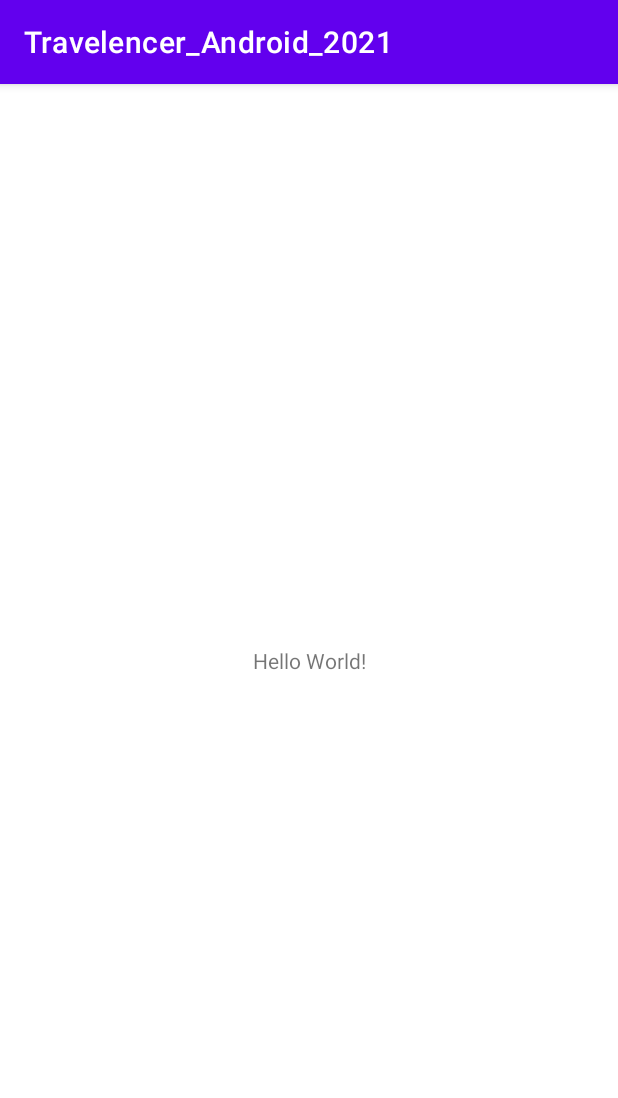
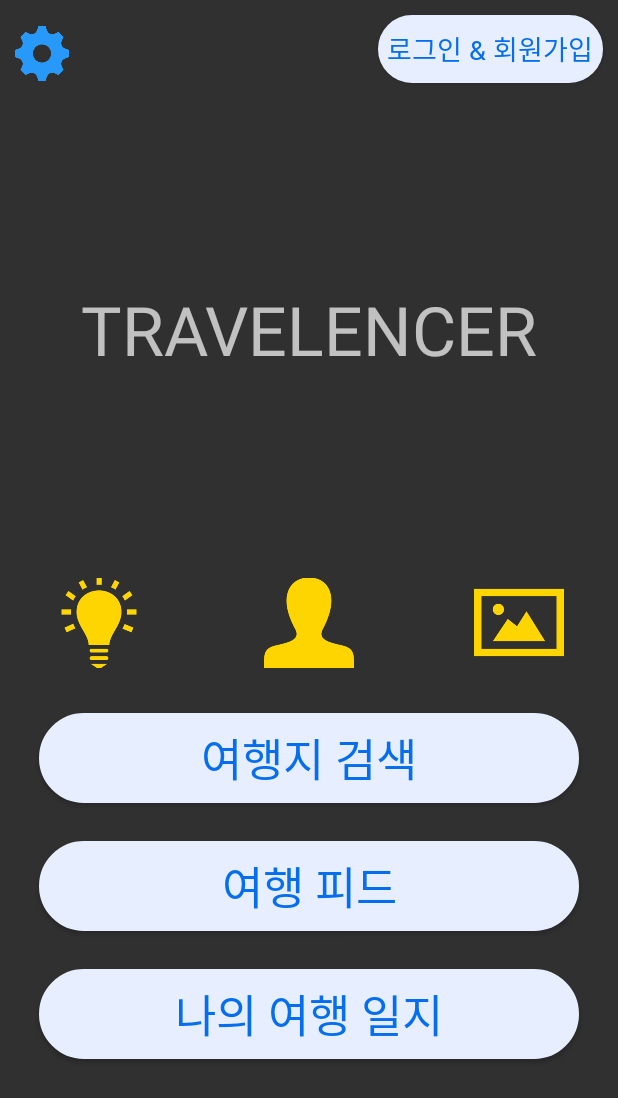
Before and after one commit to jeeheaG/Travelencer-2021-android, an Android app: the screen it shows after launch (MainActivity), on a phone screen of 412 x 824 dp. Shown: the top 1098 px of the screen. Run offline under Robolectric (Android 15) with nearby library versions, the phone set to English and light mode, and no system bars.

Commit message:
로그인, 메인 화면 추가

```diff
--- a/app/src/main/java/com/example/travelencer_android_2021/MainActivity.kt
+++ b/app/src/main/java/com/example/travelencer_android_2021/MainActivity.kt
@@ -1,11 +1,21 @@
 package com.example.travelencer_android_2021
 
+import android.content.Intent
 import androidx.appcompat.app.AppCompatActivity
 import android.os.Bundle
+import kotlinx.android.synthetic.main.activity_main.*
 
 class MainActivity : AppCompatActivity() {
     override fun onCreate(savedInstanceState: Bundle?) {
         super.onCreate(savedInstanceState)
         setContentView(R.layout.activity_main)
+
+        // <로그인 & 회원가입> 버튼 클릭
+        btnLoingAndRegister.setOnClickListener {
+            // LoginActivity 넘어가기
+            var intent = Intent(this@MainActivity, LoginActivity::class.java)
+            startActivity(intent)
+            finish()
+        }
     }
 }
--- a/app/src/main/java/com/example/travelencer_android_2021/Splash.kt
+++ b/app/src/main/java/com/example/travelencer_android_2021/Splash.kt
@@ -9,9 +9,9 @@ class Splash : AppCompatActivity() {
     override fun onCreate(savedInstanceState: Bundle?) {
         super.onCreate(savedInstanceState)
 
-        // 로그인 액티비티로 이동
-        //val intent = Intent(this@SplashActivity, LoginActivity::class.java)
-        //startActivity(intent)
-        //finish()
+        // 메인 액티비티로 이동
+        val intent = Intent(this@Splash, MainActivity::class.java)
+        startActivity(intent)
+        finish()
     }
 }
--- /dev/null
+++ b/app/src/main/res/drawable/btn_shape.xml
@@ -0,0 +1,13 @@
+<?xml version="1.0" encoding="utf-8"?>
+<shape
+    xmlns:android="http://schemas.android.com/apk/res/android"
+    android:shape="rectangle">
+
+    <!-- 배경색 -->
+    <solid android:color="#e6eeff"/>
+    <!-- 테두리 색 및 두께 -->
+    <stroke android:color="#e6eeff" android:width="1dp" />
+    <!-- 모서리 둥글게-->
+    <corners android:radius="50dp"/>
+
+</shape>
--- /dev/null
+++ b/app/src/main/res/drawable/splash.xml
@@ -0,0 +1,11 @@
+<?xml version="1.0" encoding="utf-8"?>
+<layer-list xmlns:android="http://schemas.android.com/apk/res/android">
+    <item android:drawable="@android:color/background_dark" />
+    <!--
+    <item>
+        <bitmap
+            android:src="@drawable/ic_launcher"
+            android:gravity="center"/>
+    </item>
+    -->
+</layer-list>
--- a/app/src/main/res/layout/activity_main.xml
+++ b/app/src/main/res/layout/activity_main.xml
@@ -1,18 +1,101 @@
 <?xml version="1.0" encoding="utf-8"?>
-<androidx.constraintlayout.widget.ConstraintLayout xmlns:android="http://schemas.android.com/apk/res/android"
+<LinearLayout xmlns:android="http://schemas.android.com/apk/res/android"
     xmlns:app="http://schemas.android.com/apk/res-auto"
     xmlns:tools="http://schemas.android.com/tools"
     android:layout_width="match_parent"
     android:layout_height="match_parent"
-    tools:context=".MainActivity">
+    tools:context=".MainActivity"
+    android:orientation="vertical">
 
-    <TextView
-        android:layout_width="wrap_content"
+    <LinearLayout
+        android:layout_width="match_parent"
         android:layout_height="wrap_content"
-        android:text="Hello World!"
-        app:layout_constraintBottom_toBottomOf="parent"
-        app:layout_constraintLeft_toLeftOf="parent"
-        app:layout_constraintRight_toRightOf="parent"
-        app:layout_constraintTop_toTopOf="parent" />
+        android:orientation="horizontal">
+        <ImageView
+            android:layout_width="36dp"
+            android:layout_height="51dp"
+            android:layout_margin="10dp"
+            android:src="@drawable/ic_setting"/>
+        <LinearLayout
+            android:layout_width="match_parent"
+            android:layout_height="wrap_content"
+            android:orientation="vertical"
+            android:layout_weight="1"/>
+        <Button
+            android:id="@+id/btnLoingAndRegister"
+            android:layout_width="150dp"
+            android:layout_height="45dp"
+            android:background="@drawable/btn_shape"
+            android:layout_margin="10dp"
+            android:textSize="18sp"
+            android:textColor="#046EEE"
+            android:fontFamily="@font/hcmalang"
+            android:text="로그인 &amp; 회원가입"/>
+    </LinearLayout>
 
-</androidx.constraintlayout.widget.ConstraintLayout>
+    <LinearLayout
+        android:layout_width="match_parent"
+        android:layout_height="match_parent"
+        android:orientation="vertical"
+        android:gravity="center"
+        android:layout_weight="1">
+        \<TextView
+        android:layout_width="match_parent"
+        android:layout_height="wrap_content"
+        android:text="TRAVELENCER"
+        android:textSize="45sp"
+        android:gravity="center"
+        android:layout_marginBottom="130dp"/>
+
+        <LinearLayout
+            android:layout_width="match_parent"
+            android:layout_height="wrap_content"
+            android:gravity="center"
+            android:orientation="horizontal"
+            android:layout_marginBottom="25dp">
+            <ImageView
+                android:layout_width="60dp"
+                android:layout_height="70dp"
+                android:src="@drawable/ic_light_bulb"/>
+            <ImageView
+                android:layout_width="60dp"
+                android:layout_height="70dp"
+                android:layout_marginLeft="80dp"
+                android:layout_marginRight="80dp"
+                android:src="@drawable/ic_user_yelllow"/>
+            <ImageView
+                android:layout_width="60dp"
+                android:layout_height="70dp"
+                android:src="@drawable/ic_photo"/>
+        </LinearLayout>
+
+        <Button
+            android:layout_width="360dp"
+            android:layout_height="60dp"
+            android:text="여행지 검색"
+            android:textSize="30sp"
+            android:textColor="#046EEE"
+            android:fontFamily="@font/hcmalang"
+            android:background="@drawable/btn_shape"
+            android:layout_marginBottom="25dp"/>
+        <Button
+            android:layout_width="360dp"
+            android:layout_height="60dp"
+            android:text="여행 피드"
+            android:textSize="30sp"
+            android:textColor="#046EEE"
+            android:fontFamily="@font/hcmalang"
+            android:background="@drawable/btn_shape"
+            android:layout_marginBottom="25dp"/>
+        <Button
+            android:layout_width="360dp"
+            android:layout_height="60dp"
+            android:text="나의 여행 일지"
+            android:textSize="30sp"
+            android:textColor="#046EEE"
+            android:fontFamily="@font/hcmalang"
+            android:background="@drawable/btn_shape"/>
+
+    </LinearLayout>
+
+</LinearLayout>
--- /dev/null
+++ b/app/src/main/res/values/styles.xml
@@ -0,0 +1,6 @@
+<?xml version="1.0" encoding="utf-8"?>
+<resources>
+    <style name="SplashTheme" parent="Theme.AppCompat.NoActionBar">
+        <item name="android:windowBackground">@drawable/splash</item>
+    </style>
+</resources>
```
Also changed, not shown: app/src/main/AndroidManifest.xml (+7 -2 lines), app/src/main/java/com/example/travelencer_android_2021/LoginActivity.kt (added, +24 -0 lines), app/src/main/res/layout/activity_login.xml (added, +87 -0 lines).
